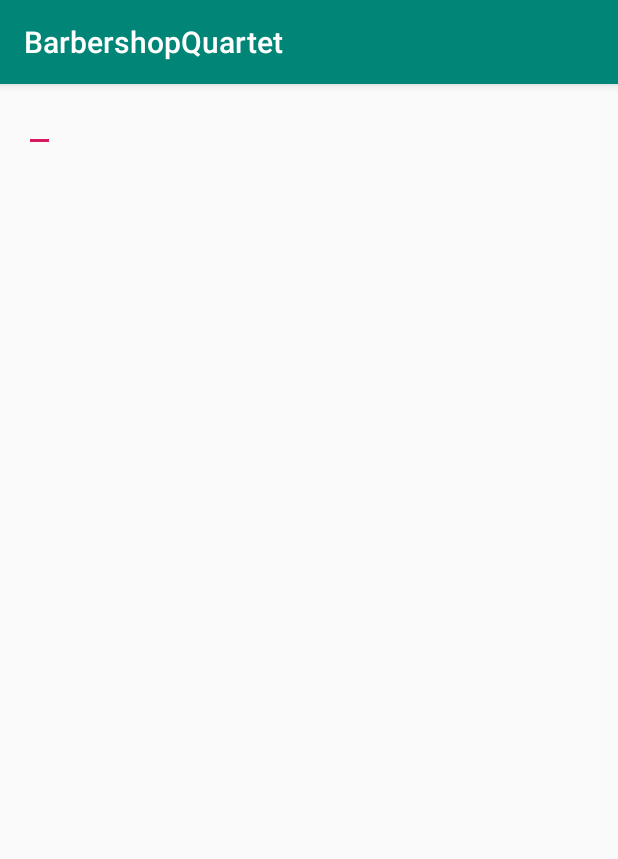
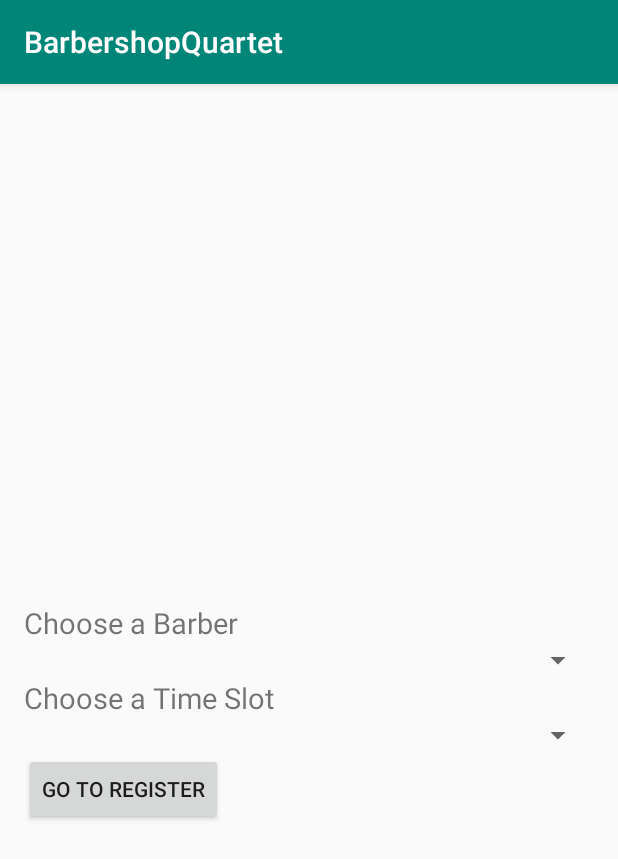
Before and after one commit to drewdawg8/BarbershopQuartet, an Android app: the ActivityCustomerAppointmentRequest screen opened directly, with no data from a screen before it, on a phone screen of 412 x 824 dp. Shown: the top 859 px of the screen. Run offline under Robolectric (Android 15) with nearby library versions, the phone set to English and light mode, and no system bars.

Commit message:
Edited ActivityCustomerAppointmentRequest with ability to go to next interface, and edited the interface for activity_customer_appointment_request

```diff
--- a/app/src/main/java/com/doublea/barbershopquartet/ActivityCustomerAppointmentRequest.java
+++ b/app/src/main/java/com/doublea/barbershopquartet/ActivityCustomerAppointmentRequest.java
@@ -1,7 +1,9 @@
 package com.doublea.barbershopquartet;
 
+import android.content.Intent;
 import android.support.v7.app.AppCompatActivity;
 import android.os.Bundle;
+import android.view.View;
 
 public class ActivityCustomerAppointmentRequest extends AppCompatActivity {
 
@@ -10,4 +12,8 @@ public class ActivityCustomerAppointmentRequest extends AppCompatActivity {
         super.onCreate(savedInstanceState);
         setContentView(R.layout.activity_customer_appointment_request);
     }
+
+    public void onClickRegister(View view) {
+        Intent startNewActivity = new Intent(this, activity_customer_fill_out_appointment.class);
+    }
 }
--- a/app/src/main/java/com/doublea/barbershopquartet/ActivityManageSchedule.java
+++ b/app/src/main/java/com/doublea/barbershopquartet/ActivityManageSchedule.java
@@ -2,6 +2,7 @@ package com.doublea.barbershopquartet;
 
 import android.support.v7.app.AppCompatActivity;
 import android.os.Bundle;
+import android.view.View;
 
 public class ActivityManageSchedule extends AppCompatActivity {
 
--- a/app/src/main/res/layout/activity_customer_appointment_request.xml
+++ b/app/src/main/res/layout/activity_customer_appointment_request.xml
@@ -1,10 +1,41 @@
 <?xml version="1.0" encoding="utf-8"?>
-<LinearLayout xmlns:android="http://schemas.android.com/apk/res/android"
+<RelativeLayout xmlns:android="http://schemas.android.com/apk/res/android"
     android:layout_width="match_parent"
     android:layout_height="match_parent"
     android:paddingLeft="16dp"
     android:paddingRight="16dp">
-    <EditText
+
+    <Spinner
+        android:id="@+id/spinner1"
+        android:layout_width="match_parent"
+        android:layout_height="wrap_content"
+        android:layout_weight="1"
+        android:layout_centerInParent="true"/>
+    <Spinner
+        android:id="@+id/spinner2"
+        android:layout_width="match_parent"
+        android:layout_height="wrap_content"
+        android:layout_below="@+id/text_view_choose_time_slot"></Spinner>
+
+    <TextView
+        android:id="@+id/text_view_choose_barber"
         android:layout_width="wrap_content"
-        android:layout_height="wrap_content" />
-</LinearLayout>
+        android:layout_height="wrap_content"
+        android:layout_above="@id/spinner1"
+        android:text="Choose a Barber"
+        android:textSize="@dimen/text_size"/>
+    <TextView
+        android:id="@+id/text_view_choose_time_slot"
+        android:layout_width="wrap_content"
+        android:layout_height="wrap_content"
+        android:layout_below="@id/spinner1"
+        android:text="Choose a Time Slot"
+        android:textSize="@dimen/text_size"/>
+
+    <Button
+        android:layout_width="wrap_content"
+        android:layout_height="wrap_content"
+        android:layout_below="@id/spinner2"
+        android:text="Go To register"
+        android:onClick="onClickRegister"/>
+</RelativeLayout>
```
